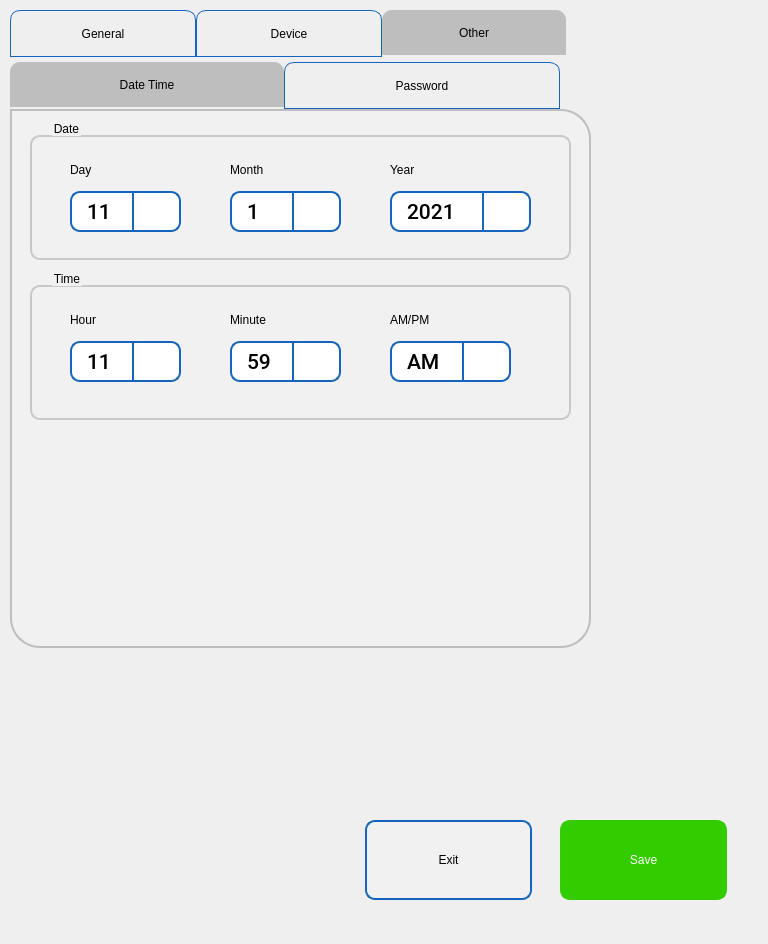
Old version of the form pApp-22-June-2021/sgeneralsetup.ui in the repository ChandraMVE/PSSC_QT_Development.
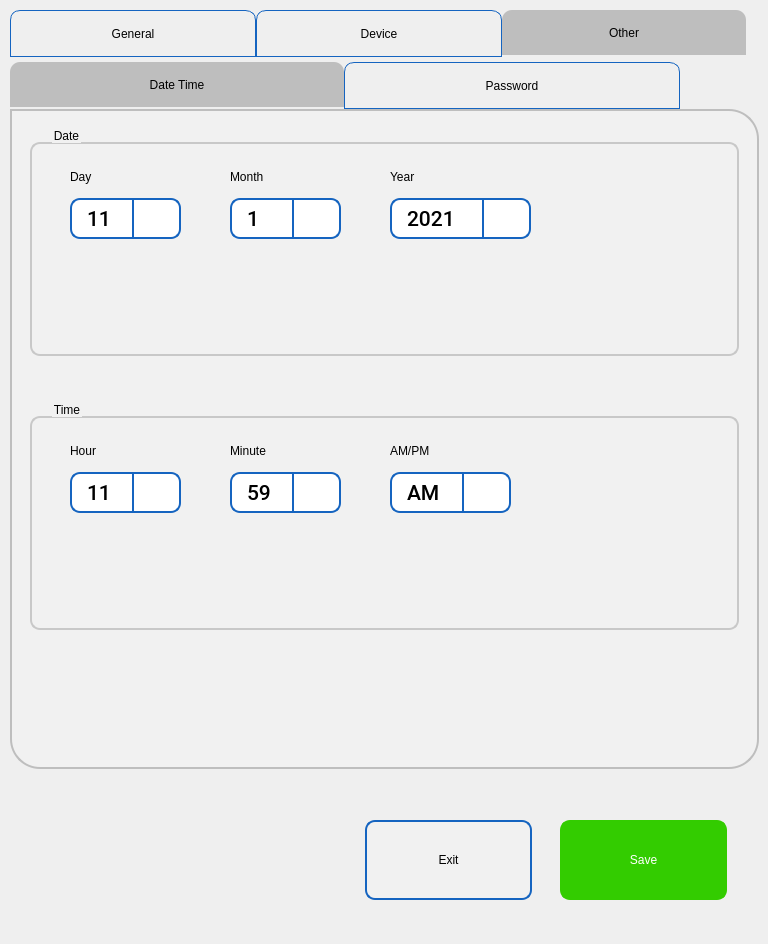
New version of the form. The open tabs and pages were chosen to show the change. Icons and pictures are not drawn. Custom widgets are drawn as their Qt base class.

Commit message: 1.in menubar.ui adjust the tab bars and size 2.in pApp-22-June-2021/scalibration.ui  change the reslution and increse the size of tapbars 3. In pApp-22-June-2021/scheckpass.ui change the size of massgeframe,passwordframe,Confirmframe 4.In pApp-22-June-2021/sgeneralsetup.ui > 2.in pApp-22-June-2021/scalibration.ui  change the reslution and increse the size of tapbars 5. In pApp-22-June-2021/ssettings.cpp.autosave change resize values

Diff of the .ui file:
```diff
--- a/pApp-22-June-2021/sgeneralsetup.ui
+++ b/pApp-22-June-2021/sgeneralsetup.ui
@@ -147,7 +147,7 @@
      <x>10</x>
      <y>10</y>
      <width>759</width>
-     <height>810</height>
+     <height>763</height>
     </rect>
    </property>
    <property name="focusPolicy">
@@ -181,7 +181,7 @@
 
     padding: 2px;
     height:41px;
-   	width: 180px;
+   	width: 240px;
 
 border-width: 1px;
 border-color: rgb(21, 100, 192);
@@ -3328,8 +3328,8 @@
       <rect>
        <x>0</x>
        <y>5</y>
-       <width>581</width>
-       <height>591</height>
+       <width>749</width>
+       <height>763</height>
       </rect>
      </property>
      <property name="focusPolicy">
@@ -3368,7 +3368,7 @@
 
     padding: 2px;
     height:41px;
-   width: 270px;
+   width: 330px;
 
 border-width: 1px;
 border-color: rgb(21, 100, 192);
@@ -3403,8 +3403,8 @@
         <rect>
          <x>0</x>
          <y>0</y>
-         <width>581</width>
-         <height>539</height>
+         <width>749</width>
+         <height>660</height>
         </rect>
        </property>
        <property name="styleSheet">
@@ -3432,9 +3432,9 @@
         <property name="geometry">
          <rect>
           <x>20</x>
-          <y>10</y>
-          <width>541</width>
-          <height>141</height>
+          <y>17</y>
+          <width>709</width>
+          <height>230</height>
          </rect>
         </property>
         <property name="styleSheet">
@@ -4107,9 +4107,9 @@
         <property name="geometry">
          <rect>
           <x>20</x>
-          <y>160</y>
-          <width>541</width>
-          <height>151</height>
+          <y>291</y>
+          <width>709</width>
+          <height>230</height>
          </rect>
         </property>
         <property name="styleSheet">
```
Left out of the diff: 46 changed lines with no effect on the pictures. The commit also changes 12 other files.
